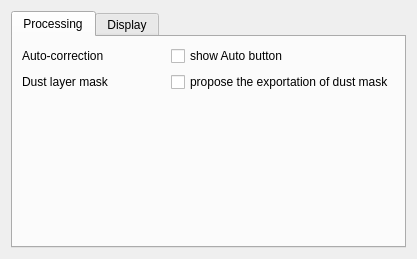
Before: the Qt Designer form ui/prefsdialog.ui in cseyve/tamanoir, drawn with Qt 5.
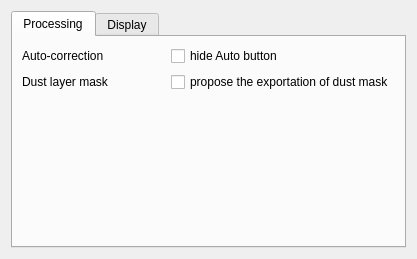
After: the same form once the commit is applied. Icons and pictures are not drawn.

```diff
--- a/ui/prefsdialog.ui
+++ b/ui/prefsdialog.ui
@@ -83,7 +83,7 @@
           <string>Display the Auto button to process the whole picture without asking the user</string>
          </property>
          <property name="text">
-          <string>show Auto button</string>
+          <string>hide Auto button</string>
          </property>
          <property name="checked">
           <bool>false</bool>
```
Left out of the diff: 2 changed lines with no effect on the pictures.
